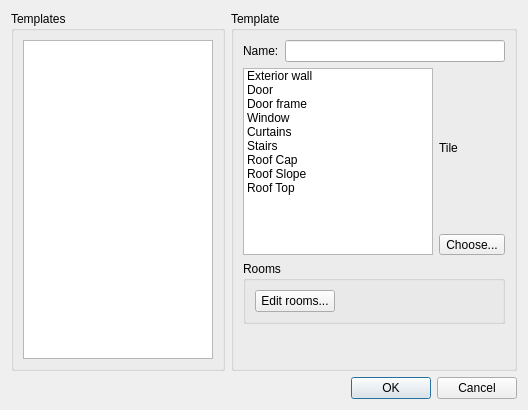
timbaker/buildinged, file src/tiled/BuildingEditor/buildingtemplatesdialog.ui: the form before one commit.
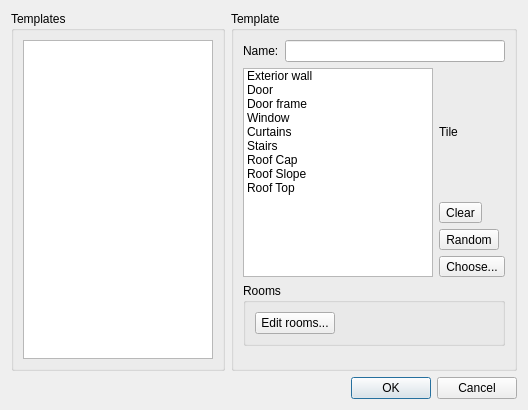
The form after the commit. Icons and pictures are not drawn.

Commit message: Applied all changes from the 'basements' branch of TileZed.

What changed in the file:
```diff
--- a/src/tiled/BuildingEditor/buildingtemplatesdialog.ui
+++ b/src/tiled/BuildingEditor/buildingtemplatesdialog.ui
@@ -115,6 +115,20 @@
             </property>
            </widget>
           </item>
+          <item>
+           <widget class="QToolButton" name="clearTile">
+            <property name="text">
+             <string>Clear</string>
+            </property>
+           </widget>
+          </item>
+          <item>
+           <widget class="QToolButton" name="randomTile">
+            <property name="text">
+             <string>Random</string>
+            </property>
+           </widget>
+          </item>
           <item>
            <widget class="QToolButton" name="chooseTile">
             <property name="text">
```
The commit also changes 734 other files.
